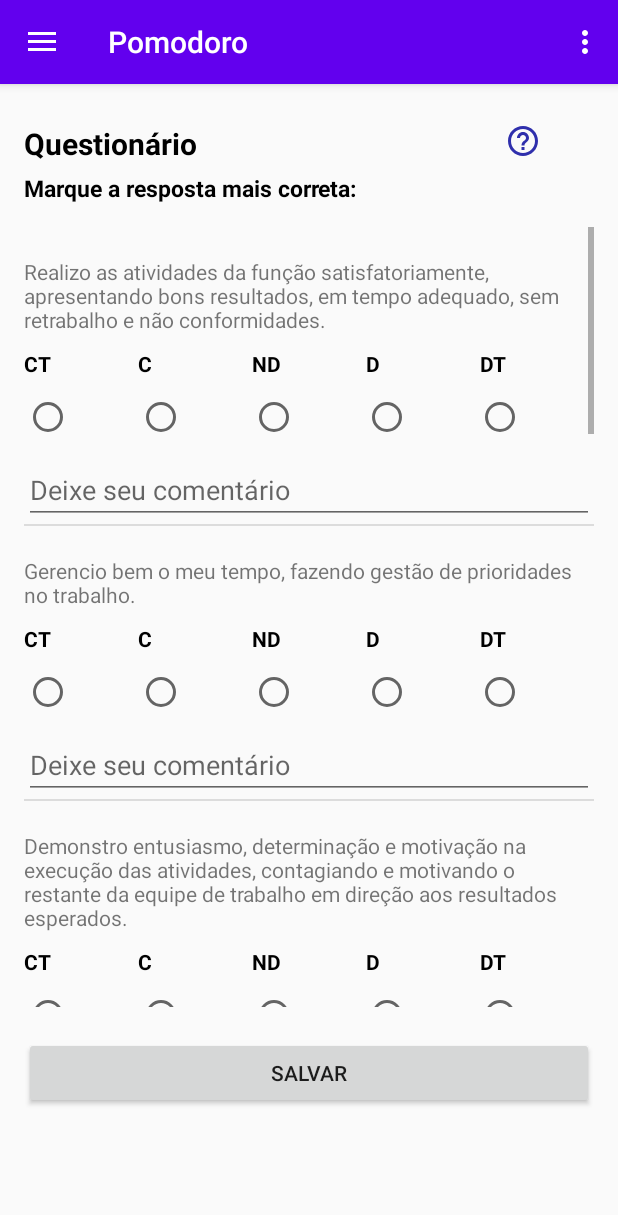
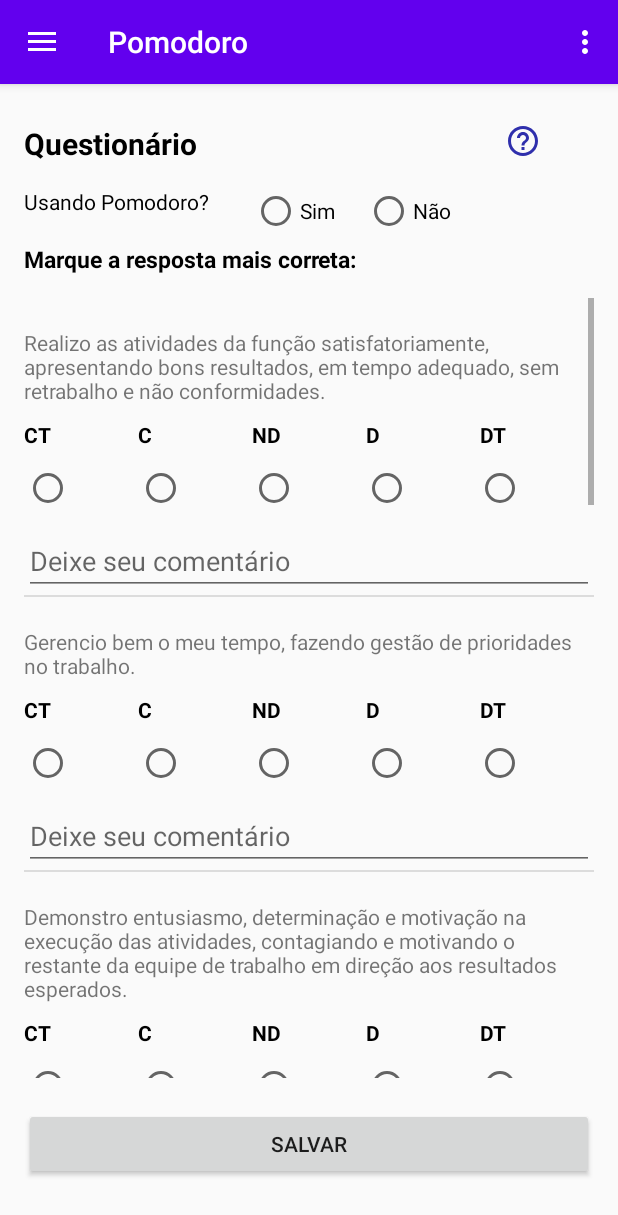
Before and after one commit to LuisaWerlang/Pomodoro, an Android app: the fragment QuizzFragment placed in its activity, on a phone screen of 412 x 824 dp. Shown: the top 1215 px of the screen. Run offline under Robolectric (Android 15) with nearby library versions, the phone set to English and light mode, and no system bars; our stand-ins replace navigation-ui; libraries missing offline, so code that uses them is left out: com.prolificinteractive.materialcalendarview, com.tooltip; 1 statement that could not run was skipped.

Commit message:
pomodoro

```diff
--- a/app/build.gradle
+++ b/app/build.gradle
@@ -34,7 +34,7 @@ android {
 dependencies {
     implementation 'androidx.appcompat:appcompat:1.4.1'
     implementation 'com.google.android.material:material:1.6.0'
-    implementation 'androidx.constraintlayout:constraintlayout:2.1.3'
+    implementation 'androidx.constraintlayout:constraintlayout:2.1.4'
     implementation 'androidx.lifecycle:lifecycle-livedata-ktx:2.4.1'
     implementation 'androidx.lifecycle:lifecycle-viewmodel-ktx:2.4.1'
     implementation 'androidx.navigation:navigation-fragment:2.4.2'
@@ -52,4 +52,5 @@ dependencies {
     implementation 'com.amazonaws:aws-android-sdk-ddb-document:2.6.+'
     implementation 'com.github.vihtarb:tooltip:0.1.9'
     implementation 'com.google.guava:listenablefuture:9999.0-empty-to-avoid-conflict-with-guava'
+    implementation 'mysql:mysql-connector-java:5.1.49'
 }
--- a/app/src/main/java/com/example/pomodoro/utils/DatabaseHelper.java
+++ b/app/src/main/java/com/example/pomodoro/utils/DatabaseHelper.java
@@ -62,7 +62,8 @@ public class DatabaseHelper extends SQLiteOpenHelper {
                 "ND INTEGER," +
                 "D INTEGER," +
                 "DT INTEGER," +
-                "observation TEXT)");
+                "observation TEXT, " +
+                "pomodoro INTEGER);"); //1-com pomodoro, 2-sem pomodoro
 
         String sql2 = "INSERT INTO question " +
                 "(id, question) " +
--- a/app/src/main/res/layout/fragment_quizz.xml
+++ b/app/src/main/res/layout/fragment_quizz.xml
@@ -30,6 +30,43 @@
 
     </LinearLayout>
 
+    <LinearLayout
+        android:layout_width="match_parent"
+        android:layout_height="wrap_content"
+        android:layout_marginTop="15dp"
+        android:orientation="horizontal">
+
+        <TextView
+            android:layout_width="0dp"
+            android:layout_height="wrap_content"
+            android:layout_weight="1"
+            android:textColor="@color/black"
+            android:text="Usando Pomodoro?"/>
+
+        <RadioGroup
+            android:id="@+id/radioGroupPomodoro"
+            android:layout_width="75dp"
+            android:layout_height="wrap_content"
+            android:layout_weight="1"
+            android:orientation="horizontal">
+
+            <RadioButton
+                android:id="@+id/radioButton_sim"
+                android:layout_width="75dp"
+                android:layout_height="wrap_content"
+                android:text="Sim"
+                android:checked="false" />
+
+            <RadioButton
+                android:id="@+id/radioButton_nao"
+                android:layout_width="75dp"
+                android:layout_height="wrap_content"
+                android:text="Não"
+                android:checked="false" />
+
+            </RadioGroup>
+    </LinearLayout>
+
     <TextView
         android:layout_width="match_parent"
         android:layout_height="wrap_content"
```
Also changed, not shown: app/src/main/java/com/example/pomodoro/QuizzFragment.java (+72 -14 lines), app/src/main/java/com/example/pomodoro/RegistrationActivity.java (+23 -35 lines).
